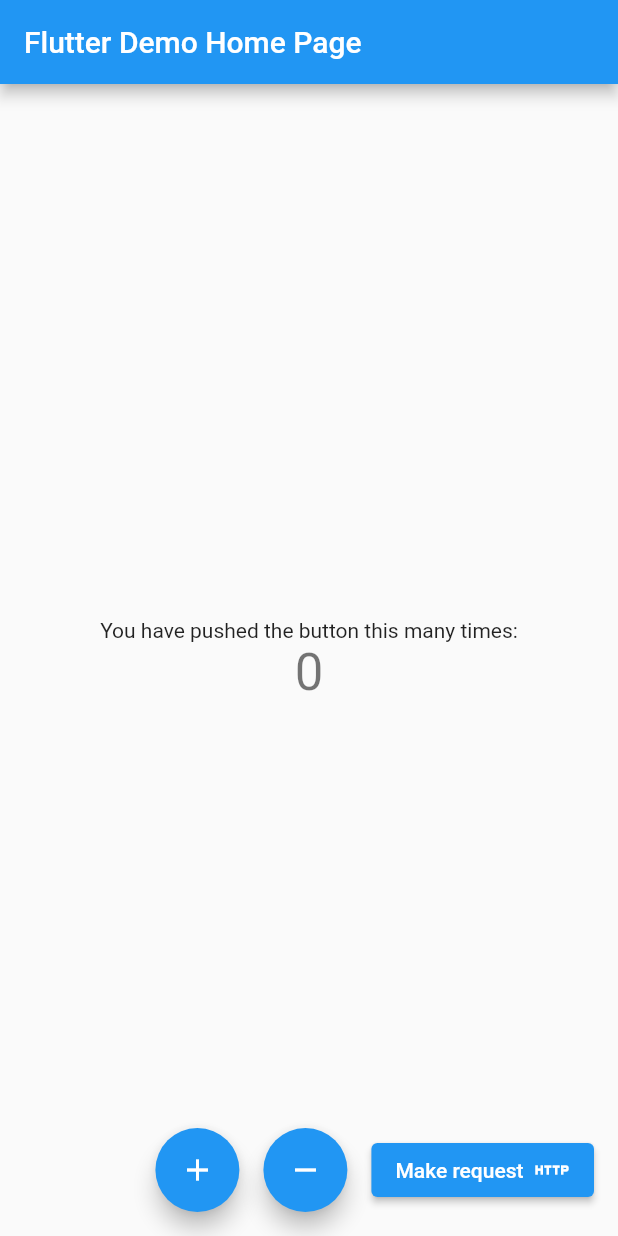
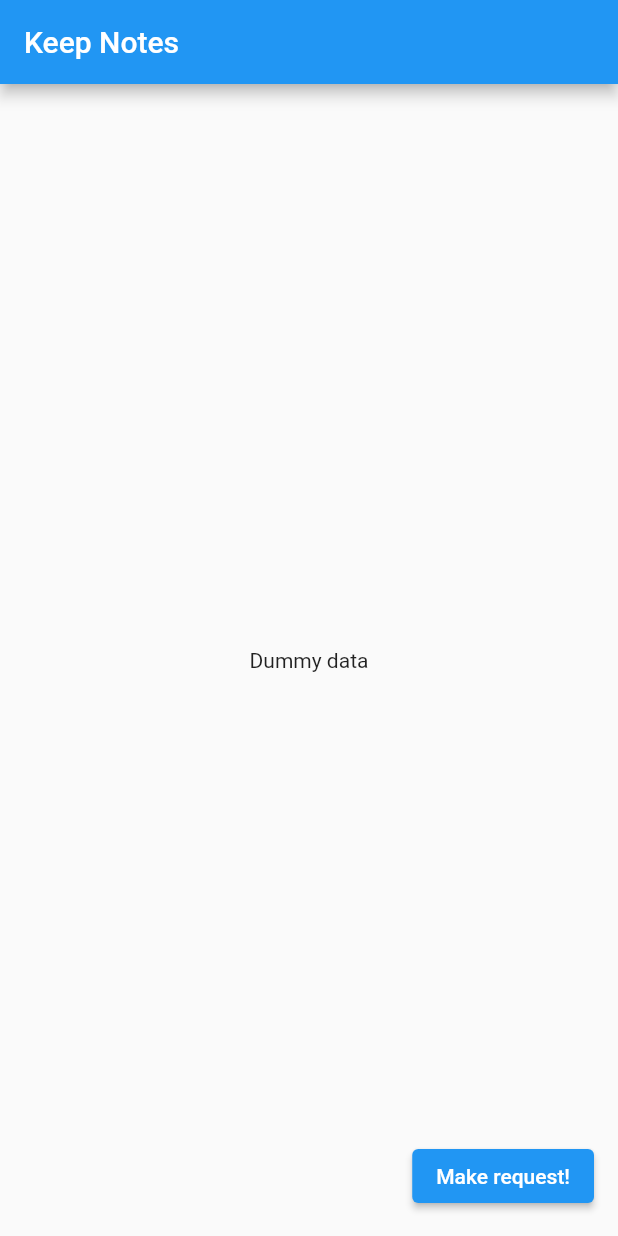
Before and after one commit to nittinsharma37/keep-notes-app, a Flutter app: the screen it shows after launch, on a phone screen of 412 x 824 dp. Run offline on Flutter 3.47's test engine with Material 2 defaults, Android fonts, the phone set to English and light mode, and no system bars.

Commit message:
Another commit

```diff
--- a/backendKeepNotes/package.json
+++ b/backendKeepNotes/package.json
@@ -5,7 +5,7 @@
   "main": "server.js",
   "scripts": {
     "test": "echo \"Error: no test specified\" && exit 1",
-    "start": "nodemon server.js"
+    "start": "node server.js"
   },
   "author": "nittinsharma37",
   "license": "ISC",
--- a/keepnotesapp/lib/main.dart
+++ b/keepnotesapp/lib/main.dart
@@ -8,102 +8,51 @@
 class MyApp extends StatelessWidget {
   const MyApp({Key? key}) : super(key: key);
 
-  // This widget is the root of your application.
   @override
   Widget build(BuildContext context) {
-    return MaterialApp(
-      title: 'Flutter Demo',
-      theme: ThemeData(
-        primarySwatch: Colors.blue,
-      ),
-      home: const MyHomePage(title: 'Flutter Demo Home Page'),
+    return const MaterialApp(
+      title: "Keep Notes",
+      home: HomePage(),
     );
   }
 }
 
-class MyHomePage extends StatefulWidget {
-  const MyHomePage({Key? key, required this.title}) : super(key: key);
-
-  final String title;
+class HomePage extends StatefulWidget {
+  const HomePage({Key? key}) : super(key: key);
 
   @override
-  State<MyHomePage> createState() => _MyHomePageState();
+  _HomePageState createState() => _HomePageState();
 }
 
-class _MyHomePageState extends State<MyHomePage> {
-  int _counter = 0;
-
-  void _incrementCounter() {
+class _HomePageState extends State<HomePage> {
+  var responseData = "Dummy data";
+  _makeRequest() async {
+  final response =  await http.get(Uri.parse("http://192.168.32.168:3500/api/keepNotes"));
   setState(() {
-      _counter++;
+    responseData = response.body;
   });
   }
 
-  void _decrementCounter() {
-    setState(() {
-      _counter--;
-    });
-  }
-
-  void _makeApiRequest() async {
-    try {
-      var requestResponse =
-          await http.get(Uri.parse("http://10.0.2.2:3500/api/keepNotes"));
-      print(requestResponse.toString());
-    } catch (e) {
-      print(e.toString());
-    }
+  @override
+  void initState() {
+    super.initState();
   }
 
   @override
   Widget build(BuildContext context) {
     return Scaffold(
       appBar: AppBar(
-          title: Text(widget.title),
+        title:  const Text("Keep Notes"),
       ),
-        body: Center(
-          child: Column(
-            mainAxisAlignment: MainAxisAlignment.center,
-            children: <Widget>[
-              const Text(
-                'You have pushed the button this many times:',
+      body:  Center(
+        child: Text(responseData),
       ),
-              Text(
-                '$_counter',
-                style: Theme.of(context).textTheme.headline4,
+      floatingActionButton: ElevatedButton(
+        onPressed: () {
+         _makeRequest();
+        },
+        child: const Text("Make request!"),
       ),
-            ],
-          ),
-        ),
-        floatingActionButton: Row(
-          mainAxisAlignment: MainAxisAlignment.end,
-          children: [
-            FloatingActionButton(
-              onPressed: _incrementCounter,
-              tooltip: 'Increment',
-              child: const Icon(Icons.add),
-            ),
-            const SizedBox(
-              width: 16,
-            ),
-            FloatingActionButton(
-              onPressed: _decrementCounter,
-              tooltip: 'Decrement',
-              child: const Icon(Icons.remove),
-            ),
-            const SizedBox(
-              width: 16,
-            ),
-            ElevatedButton(
-              onPressed: _makeApiRequest,
-              child: Row(
-                children: const [
-                  Text("Make request  "),
-                  Icon(Icons.http),
-                ],
-              ),
-            ),
-          ],
-        ));
+    );
   }
 }
```
Also changed, not shown: backendKeepNotes/target/npmlist.json (added, +1 -0 lines), keepnotesapp/lib/model/note_model.dart (added, +13 -0 lines). Lines whose indentation alone changed are shown as unchanged.
